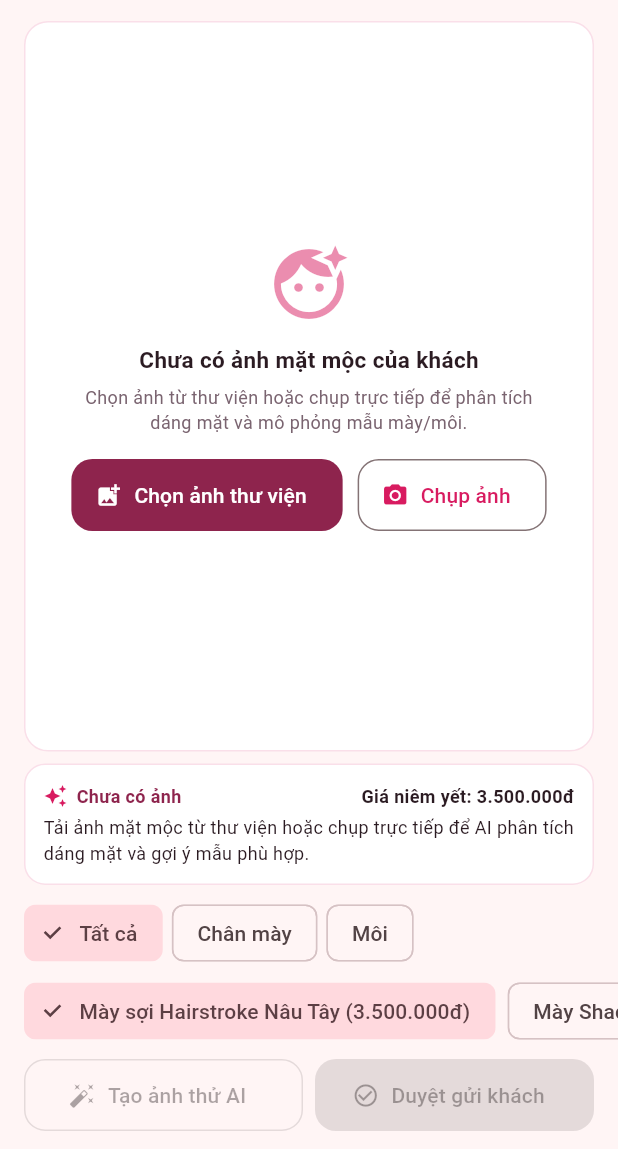
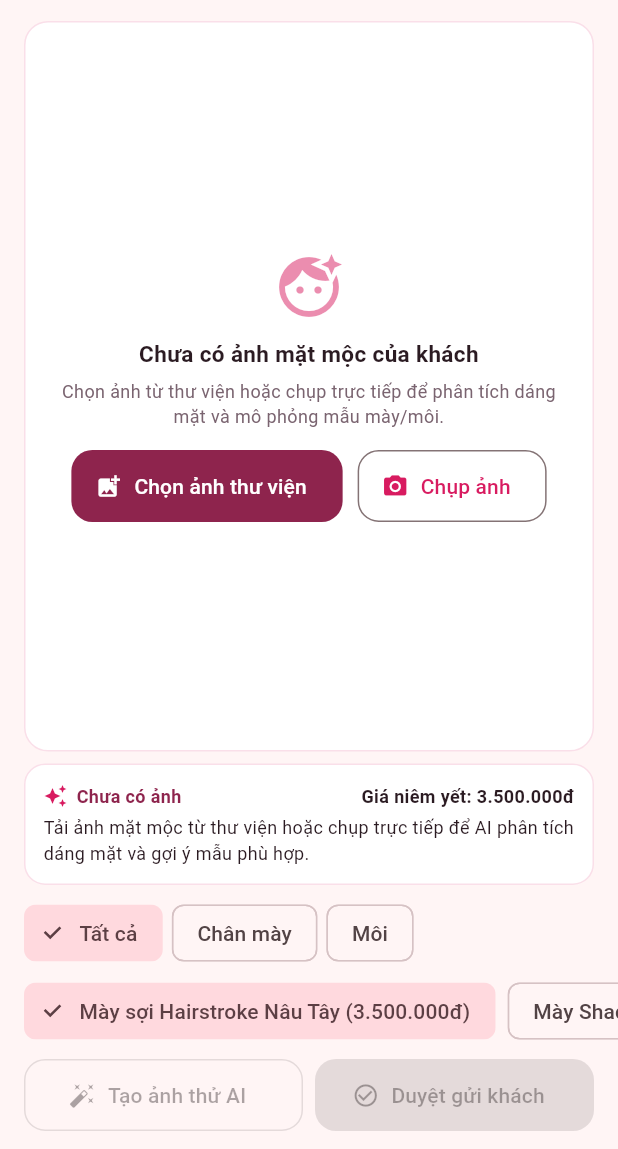
Before and after one commit to chiendollar0/Pyincc-AI-app, a Flutter app: the TryOnStudioScreen screen opened directly with empty values, on a phone screen of 412 x 824 dp, the part 87-1236 px from its top. Run offline on Flutter 3.47's test engine with Material 3 defaults, Android fonts, the phone set to English and light mode, and no system bars; our stand-ins replace image_picker; missing offline and left inert: before_after, flutter_facebook_auth.

Commit message:
Prevent RenderFlex overflow in TryOnStudioScreen and EmptyState on compact screens

```diff
--- a/mobile_app/lib/core/theme/app_theme.dart
+++ b/mobile_app/lib/core/theme/app_theme.dart
@@ -164,14 +164,14 @@ class EmptyState extends StatelessWidget {
   @override
   Widget build(BuildContext context) {
     return Center(
-      child: Padding(
-        padding: const EdgeInsets.all(32),
+      child: SingleChildScrollView(
+        padding: const EdgeInsets.all(24),
         child: Column(
           mainAxisSize: MainAxisSize.min,
           children: [
             Icon(
               icon,
-              size: 56,
+              size: 52,
               color: AppColors.primary.withValues(alpha: 0.5),
             ),
             const SizedBox(height: 12),
--- a/mobile_app/lib/screens/tryon/tryon_studio_screen.dart
+++ b/mobile_app/lib/screens/tryon/tryon_studio_screen.dart
@@ -336,17 +336,24 @@ class _TryOnStudioScreenState extends State<TryOnStudioScreen> {
                     ),
                   ),
                   child: _originalImage == null
-                      ? Column(
-                          mainAxisAlignment: MainAxisAlignment.center,
+                      ? Center(
+                          child: SingleChildScrollView(
+                            padding: const EdgeInsets.symmetric(
+                              vertical: 12,
+                              horizontal: 16,
+                            ),
+                            child: Column(
+                              mainAxisSize: MainAxisSize.min,
                               children: [
                                 Icon(
                                   Icons.face_retouching_natural,
-                              size: 56,
+                                  size: 48,
                                   color: AppColors.primary.withValues(alpha: 0.5),
                                 ),
-                            const SizedBox(height: 12),
+                                const SizedBox(height: 10),
                                 const Text(
                                   'Chưa có ảnh mặt mộc của khách',
+                                  textAlign: TextAlign.center,
                                   style: TextStyle(
                                     fontWeight: FontWeight.w700,
                                     fontSize: 15,
@@ -354,9 +361,7 @@ class _TryOnStudioScreenState extends State<TryOnStudioScreen> {
                                   ),
                                 ),
                                 const SizedBox(height: 6),
-                            const Padding(
-                              padding: EdgeInsets.symmetric(horizontal: 28),
-                              child: Text(
+                                const Text(
                                   'Chọn ảnh từ thư viện hoặc chụp trực tiếp để phân tích dáng mặt và mô phỏng mẫu mày/môi.',
                                   textAlign: TextAlign.center,
                                   style: TextStyle(
@@ -364,8 +369,7 @@ class _TryOnStudioScreenState extends State<TryOnStudioScreen> {
                                     color: AppColors.textMuted,
                                   ),
                                 ),
-                            ),
-                            const SizedBox(height: 16),
+                                const SizedBox(height: 14),
                                 Wrap(
                                   spacing: 10,
                                   runSpacing: 8,
@@ -386,6 +390,8 @@ class _TryOnStudioScreenState extends State<TryOnStudioScreen> {
                                   ],
                                 ),
                               ],
+                            ),
+                          ),
                         )
                       : ClipRRect(
                           borderRadius: BorderRadius.circular(15),
```
Also changed, not shown: 1 other file. Lines whose indentation alone changed are shown as unchanged.
